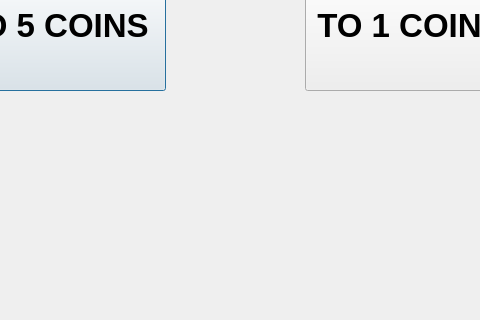
Above: to_coins.ui from cavinpabua/Money-Changer-Machine before the change; both pictures show x 275 to 755 and y 230 to 550 of the 900 by 550 pixel window. Below: the same form after it.
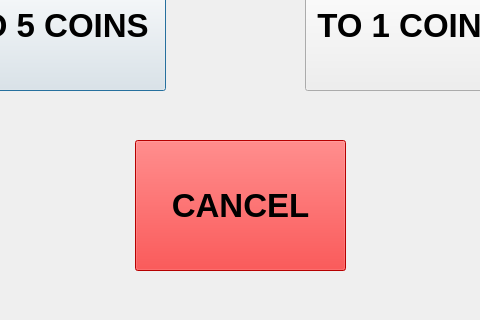
That is the form after the change.

What changed in the file:
```diff
--- a/to_coins.ui
+++ b/to_coins.ui
@@ -51,6 +51,31 @@
     <string>TO 1 COINS</string>
    </property>
   </widget>
+  <widget class="QPushButton" name="to_coins_cancel">
+   <property name="geometry">
+    <rect>
+     <x>410</x>
+     <y>370</y>
+     <width>211</width>
+     <height>131</height>
+    </rect>
+   </property>
+   <property name="font">
+    <font>
+     <pointsize>25</pointsize>
+     <bold>true</bold>
+    </font>
+   </property>
+   <property name="autoFillBackground">
+    <bool>false</bool>
+   </property>
+   <property name="styleSheet">
+    <string notr="true">background: red</string>
+   </property>
+   <property name="text">
+    <string>CANCEL</string>
+   </property>
+  </widget>
  </widget>
  <resources/>
  <connections/>
```
